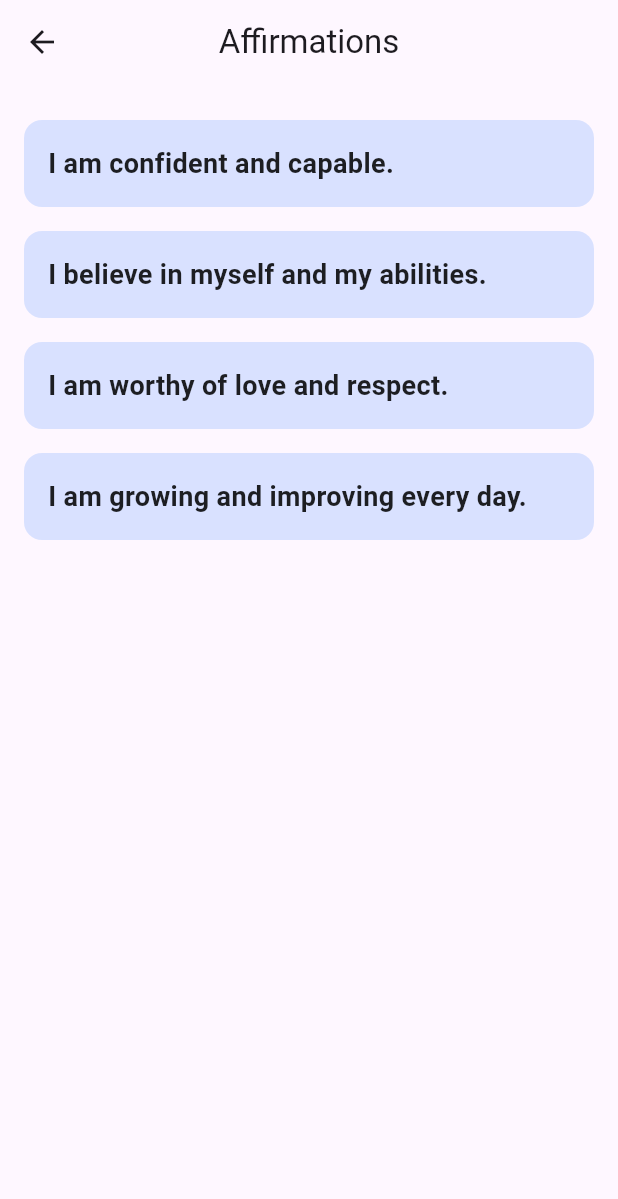
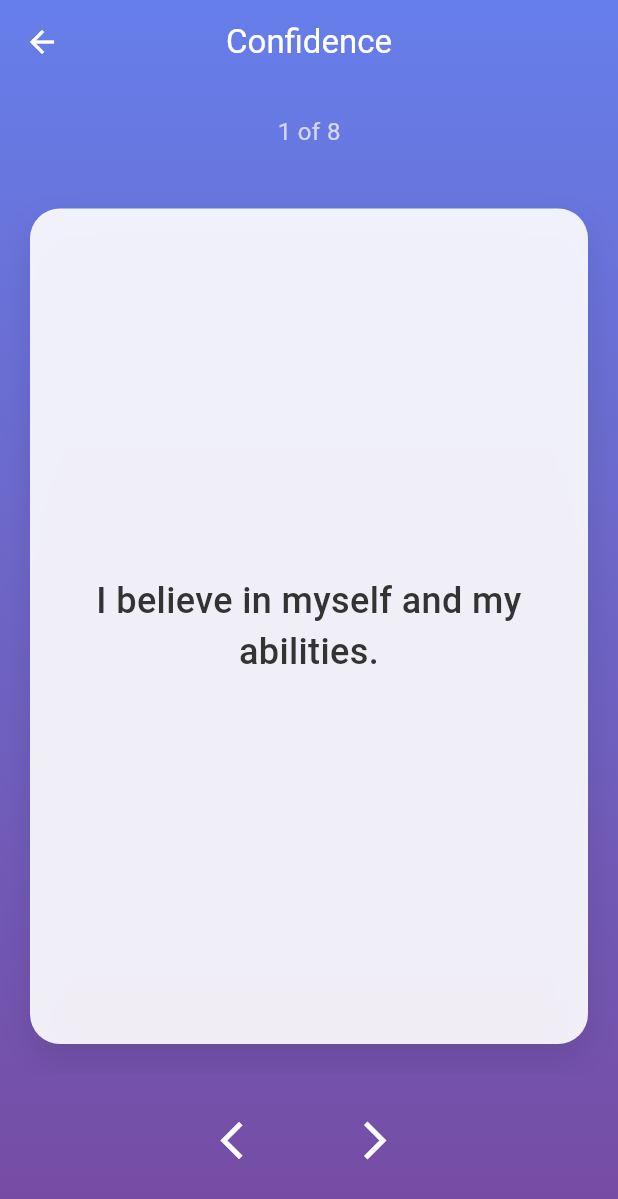
Before and after one commit to marksev/affirmation2, a Flutter app: the screen it shows after launch, after a tap on "Confidence", on a phone screen of 412 x 824 dp. Shown: the top 1199 px of the screen. Run offline on Flutter 3.47's test engine with Material 3 defaults, Android fonts, the phone set to English and light mode, and no system bars; Roboto replaces fonts that are missing (System).

Commit message:
Create new Flutter affirmation app with 12 categories
Co-authored-by: marksev <33703765+marksev@users.noreply.github.com>

```diff
--- a/lib/main.dart
+++ b/lib/main.dart
@@ -1,5 +1,4 @@
 import 'package:flutter/material.dart';
-import 'package:flutter/services.dart';
 import 'screens/home_screen.dart';
 
 void main() {
--- a/lib/screens/affirmation_viewer_screen.dart
+++ b/lib/screens/affirmation_viewer_screen.dart
@@ -1,43 +1,150 @@
 import 'package:flutter/material.dart';
+import '../models/affirmation_data.dart';
 
-class AffirmationViewerScreen extends StatelessWidget {
-  final List<String> affirmations = [
-    "I am confident and capable.",
-    "I believe in myself and my abilities.",
-    "I am worthy of love and respect.",
-    "I am growing and improving every day."
-  ];
+class AffirmationViewerScreen extends StatefulWidget {
+  final AffirmationCategory category;
+
+  const AffirmationViewerScreen({
+    Key? key,
+    required this.category,
+  }) : super(key: key);
+
+  @override
+  State<AffirmationViewerScreen> createState() => _AffirmationViewerScreenState();
+}
+
+class _AffirmationViewerScreenState extends State<AffirmationViewerScreen> {
+  late PageController _pageController;
+  int _currentIndex = 0;
+
+  @override
+  void initState() {
+    super.initState();
+    _pageController = PageController();
+  }
+
+  @override
+  void dispose() {
+    _pageController.dispose();
+    super.dispose();
+  }
 
   @override
   Widget build(BuildContext context) {
     return Scaffold(
       appBar: AppBar(
-        title: const Text("Affirmations"),
+        title: Text(widget.category.name),
         centerTitle: true,
+        backgroundColor: Colors.transparent,
+        elevation: 0,
+        foregroundColor: Colors.white,
       ),
-      body: ListView.builder(
-        padding: const EdgeInsets.all(16),
-        itemCount: affirmations.length,
+      extendBodyBehindAppBar: true,
+      body: Container(
+        decoration: const BoxDecoration(
+          gradient: LinearGradient(
+            begin: Alignment.topCenter,
+            end: Alignment.bottomCenter,
+            colors: [
+              Color(0xFF667eea),
+              Color(0xFF764ba2),
+            ],
+          ),
+        ),
+        child: SafeArea(
+          child: Column(
+            children: [
+              const SizedBox(height: 20),
+              Text(
+                '${_currentIndex + 1} of ${widget.category.affirmations.length}',
+                style: const TextStyle(
+                  color: Colors.white70,
+                  fontSize: 16,
+                ),
+              ),
+              const SizedBox(height: 20),
+              Expanded(
+                child: PageView.builder(
+                  controller: _pageController,
+                  onPageChanged: (index) {
+                    setState(() {
+                      _currentIndex = index;
+                    });
+                  },
+                  itemCount: widget.category.affirmations.length,
                   itemBuilder: (context, index) {
                     return Container(
-            margin: const EdgeInsets.symmetric(vertical: 8),
-            padding: const EdgeInsets.all(16),
+                      margin: const EdgeInsets.all(20),
+                      padding: const EdgeInsets.all(30),
                       decoration: BoxDecoration(
-              color: Colors.blueAccent.withOpacity(0.2),
-              borderRadius: BorderRadius.circular(12),
-              // ❌ Removed invalid backdropFilter line
+                        color: Colors.white.withOpacity(0.9),
+                        borderRadius: BorderRadius.circular(20),
+                        boxShadow: [
+                          BoxShadow(
+                            color: Colors.black.withOpacity(0.1),
+                            blurRadius: 20,
+                            offset: const Offset(0, 10),
                           ),
+                        ],
+                      ),
+                      child: Center(
                         child: Text(
-              affirmations[index],
+                          widget.category.affirmations[index],
                           style: const TextStyle(
-                fontSize: 18,
-                fontWeight: FontWeight.bold,
-                color: Colors.black87,
+                            fontSize: 24,
+                            fontWeight: FontWeight.w500,
+                            color: Color(0xFF333333),
+                            height: 1.4,
+                          ),
+                          textAlign: TextAlign.center,
                         ),
                       ),
                     );
                   },
                 ),
+              ),
+              const SizedBox(height: 20),
+              Row(
+                mainAxisAlignment: MainAxisAlignment.center,
+                children: [
+                  IconButton(
+                    onPressed: _currentIndex > 0
+                        ? () {
+                            _pageController.previousPage(
+                              duration: const Duration(milliseconds: 300),
+                              curve: Curves.easeInOut,
+                            );
+                          }
+                        : null,
+                    icon: const Icon(
+                      Icons.arrow_back_ios,
+                      color: Colors.white,
+                      size: 30,
+                    ),
+                  ),
+                  const SizedBox(width: 40),
+                  IconButton(
+                    onPressed: _currentIndex < widget.category.affirmations.length - 1
+                        ? () {
+                            _pageController.nextPage(
+                              duration: const Duration(milliseconds: 300),
+                              curve: Curves.easeInOut,
+                            );
+                          }
+                        : null,
+                    icon: const Icon(
+                      Icons.arrow_forward_ios,
+                      color: Colors.white,
+                      size: 30,
+                    ),
+                  ),
+                ],
+              ),
+              const SizedBox(height: 40),
+            ],
+          ),
+        ),
+      ),
     );
   }
 }
--- a/lib/screens/home_screen.dart
+++ b/lib/screens/home_screen.dart
@@ -1,45 +1,68 @@
 import 'package:flutter/material.dart';
+import '../models/affirmation_data.dart';
+import '../widgets/category_card.dart';
 import 'affirmation_viewer_screen.dart';
 
 class HomeScreen extends StatelessWidget {
-  const HomeScreen({Key? key}) : super(key: key); // ✅ const constructor
-
-  final List<String> categories = const [ // ✅ list is const
-    "Confidence",
-    "Love",
-    "Success",
-    "Happiness",
-    "Health"
-  ];
+  const HomeScreen({Key? key}) : super(key: key);
 
   @override
   Widget build(BuildContext context) {
     return Scaffold(
       appBar: AppBar(
-        title: const Text("Affirmation Categories"),
+        title: const Text(
+          'Affirmation Categories',
+          style: TextStyle(
+            fontWeight: FontWeight.bold,
+            color: Colors.white,
+          ),
+        ),
         centerTitle: true,
+        backgroundColor: Colors.transparent,
+        elevation: 0,
       ),
-      body: ListView.builder(
-        padding: const EdgeInsets.all(16),
-        itemCount: categories.length,
+      extendBodyBehindAppBar: true,
+      body: Container(
+        decoration: const BoxDecoration(
+          gradient: LinearGradient(
+            begin: Alignment.topCenter,
+            end: Alignment.bottomCenter,
+            colors: [
+              Color(0xFF667eea),
+              Color(0xFF764ba2),
+            ],
+          ),
+        ),
+        child: SafeArea(
+          child: Padding(
+            padding: const EdgeInsets.all(16.0),
+            child: GridView.builder(
+              gridDelegate: const SliverGridDelegateWithFixedCrossAxisCount(
+                crossAxisCount: 2,
+                crossAxisSpacing: 16,
+                mainAxisSpacing: 16,
+                childAspectRatio: 0.8,
+              ),
+              itemCount: AffirmationData.categories.length,
               itemBuilder: (context, index) {
-          final category = categories[index];
-          return Card(
-            margin: const EdgeInsets.symmetric(vertical: 8),
-            child: ListTile(
-              title: Text(category),
-              trailing: const Icon(Icons.arrow_forward_ios, size: 16),
+                final category = AffirmationData.categories[index];
+                return CategoryCard(
+                  category: category,
                   onTap: () {
                     Navigator.push(
                       context,
                       MaterialPageRoute(
-                    builder: (context) => const AffirmationViewerScreen(),
+                        builder: (context) => AffirmationViewerScreen(
+                          category: category,
+                        ),
                       ),
                     );
                   },
-            ),
                 );
               },
+            ),
+          ),
+        ),
       ),
     );
   }
--- a/lib/widgets/category_card.dart
+++ b/lib/widgets/category_card.dart
@@ -21,15 +21,11 @@ class CategoryCard extends StatelessWidget {
           borderRadius: BorderRadius.circular(15),
           boxShadow: [
             BoxShadow(
-              color: Colors.black.withOpacity(0.2),
-              blurRadius: 30,
-              offset: const Offset(0, 10),
+              color: Colors.black.withOpacity(0.1),
+              blurRadius: 10,
+              offset: const Offset(0, 5),
             ),
           ],
-          border: Border.all(
-            color: Colors.transparent,
-            width: 3,
-          ),
         ),
         child: Material(
           color: Colors.transparent,
@@ -37,27 +33,29 @@ class CategoryCard extends StatelessWidget {
             borderRadius: BorderRadius.circular(15),
             onTap: onTap,
             child: Container(
-              padding: const EdgeInsets.symmetric(vertical: 30, horizontal: 20),
+              padding: const EdgeInsets.all(20),
               child: Column(
                 mainAxisAlignment: MainAxisAlignment.center,
                 children: [
                   Text(
                     category.name,
                     style: const TextStyle(
-                      fontSize: 24,
-                      fontWeight: FontWeight.w500,
+                      fontSize: 18,
+                      fontWeight: FontWeight.bold,
                       color: Color(0xFF333333),
                     ),
                     textAlign: TextAlign.center,
                   ),
-                  const SizedBox(height: 10),
+                  const SizedBox(height: 8),
                   Text(
                     category.description,
                     style: const TextStyle(
-                      fontSize: 14,
+                      fontSize: 12,
                       color: Color(0xFF666666),
                     ),
                     textAlign: TextAlign.center,
+                    maxLines: 2,
+                    overflow: TextOverflow.ellipsis,
                   ),
                 ],
               ),
--- a/pubspec.yaml
+++ b/pubspec.yaml
@@ -1,5 +1,5 @@
 name: affirmation_app
-description: A Flutter affirmation app with positive affirmations organized by categories
+description: A Flutter affirmation app with 12 positive affirmation categories
 publish_to: 'none'
 version: 1.0.0+1
 
```
Also changed, not shown: 25 other files. Lines whose indentation alone changed are shown as unchanged.
